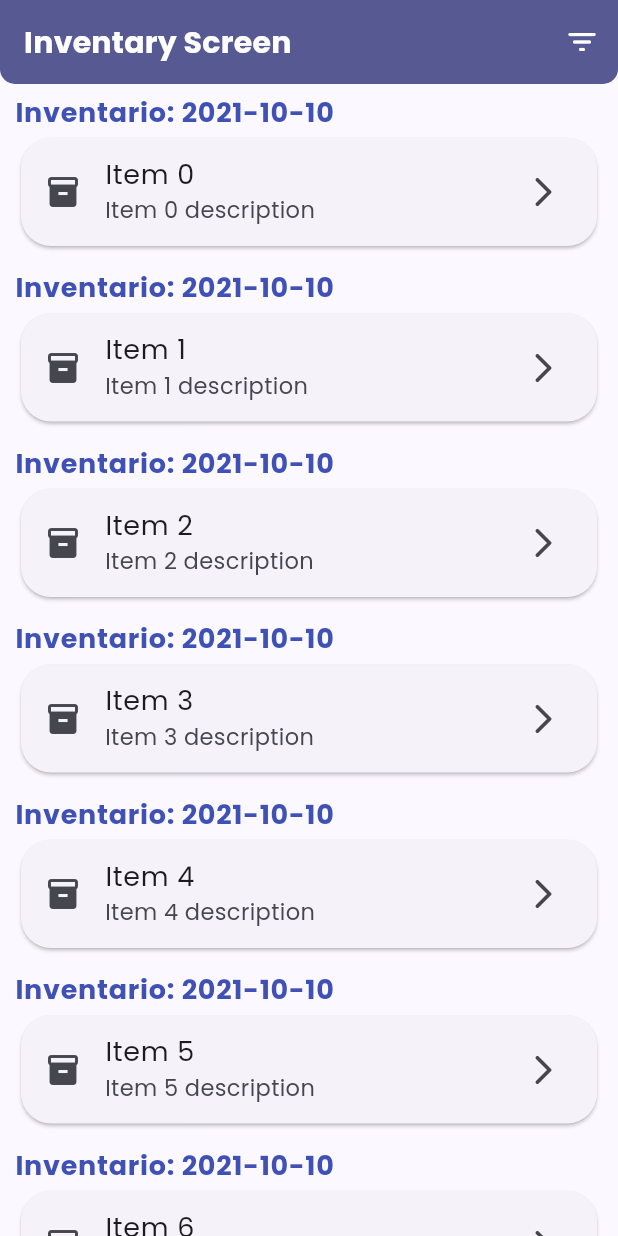
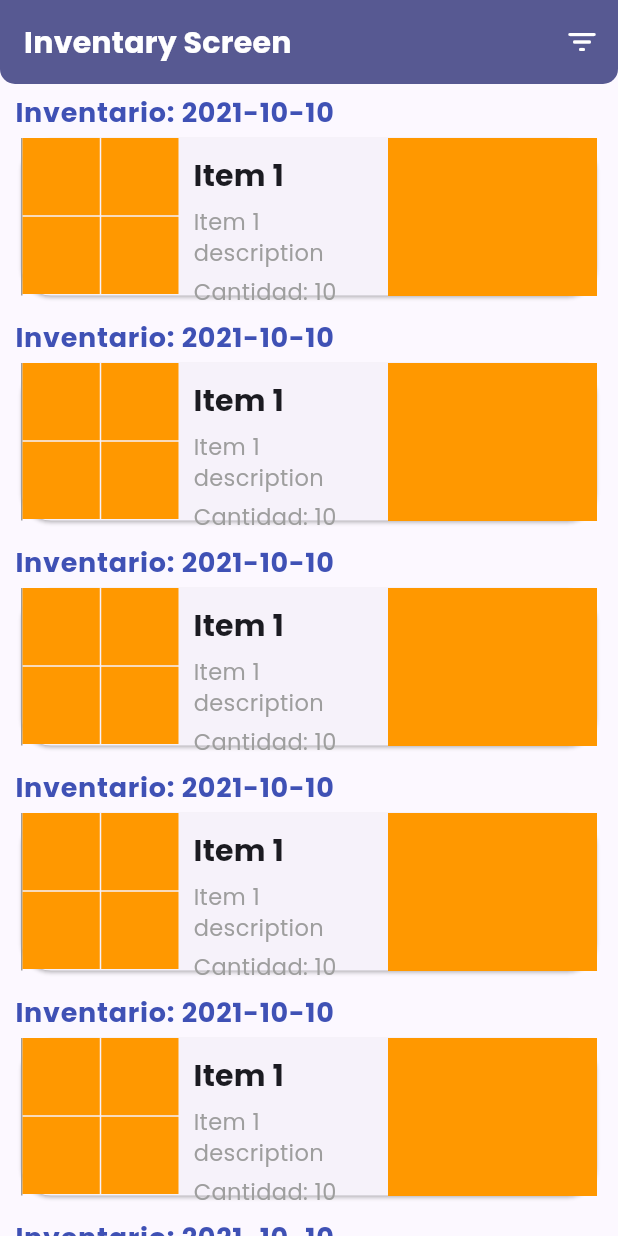
Before and after one commit to bytefz/products-app-gc, a Flutter app: the InventaryScreen screen opened by its route, on a phone screen of 412 x 824 dp. Run offline on Flutter 3.47's test engine with Material 2 defaults, Android fonts, the phone set to English and light mode, and no system bars; our stand-ins replace auto_size_text, flutter_dotenv, go_router, google_fonts.

Commit message:
Create Custom Card

```diff
--- a/lib/features/inventary/presentation/screens/inventary_screen.dart
+++ b/lib/features/inventary/presentation/screens/inventary_screen.dart
@@ -42,6 +42,8 @@ class _InventaryView extends StatelessWidget {
   Widget build(BuildContext context) {
     final textTheme = Theme.of(context).textTheme;
 
+    const double cardHeight = 105;
+
     return Padding(
       padding: const EdgeInsets.symmetric(horizontal: 10),
       child: ListView.builder(
@@ -64,15 +66,88 @@ class _InventaryView extends StatelessWidget {
                   shape: RoundedRectangleBorder(
                     borderRadius: BorderRadius.circular(20),
                   ),
-                  child: ListTile(
-                    shape: RoundedRectangleBorder(
-                      borderRadius: BorderRadius.circular(20),
+                  child: SizedBox(
+                    height: cardHeight,
+                    width: double.infinity,
+                    child: Row(
+                      children: [
+                        Container(
+                          width: cardHeight,
+                          decoration: const BoxDecoration(
+                            border: Border(
+                              left: BorderSide(
+                                color: Colors.grey,
+                                width: 1,
+                              ),
+                            ),
+                          ),
+                          child: GridView.builder(
+                            gridDelegate:
+                                const SliverGridDelegateWithFixedCrossAxisCount(
+                              crossAxisCount: 2,
+                              crossAxisSpacing: 1,
+                              mainAxisSpacing: 1,
+                            ),
+                            physics: const NeverScrollableScrollPhysics(),
+                            itemCount: 4,
+                            itemBuilder: (context, index) => Padding(
+                              padding: EdgeInsets.zero,
+                              child: Container(
+                                color: Colors.orange,
+                              ),
+                            ),
+                          ),
+                        ),
+                        Expanded(
+                          child: Padding(
+                            padding: const EdgeInsets.all(10),
+                            child: Column(
+                              crossAxisAlignment: CrossAxisAlignment.start,
+                              children: [
+                                Text(
+                                  'Item 1',
+                                  style: textTheme.titleMedium?.copyWith(
+                                    fontWeight: FontWeight.bold,
+                                  ),
+                                ),
+                                const SizedBox(height: 5),
+                                Text(
+                                  'Item 1 description',
+                                  style: textTheme.bodyMedium?.copyWith(
+                                    color: Colors.grey,
+                                  ),
+                                ),
+                                const SizedBox(height: 5),
+                                Text(
+                                  'Cantidad: 10',
+                                  style: textTheme.bodyMedium?.copyWith(
+                                    color: Colors.grey,
+                                  ),
+                                ),
+                              ],
+                            ),
+                          ),
+                        ),
+                        Expanded(
+                          child: GridView.builder(
+                            gridDelegate:
+                                const SliverGridDelegateWithFixedCrossAxisCount(
+                              crossAxisCount: 1,
+                              mainAxisSpacing: 3,
+                            ),
+                            // physics: const NeverScrollableScrollPhysics(),
+                            itemCount: 3,
+                            itemBuilder: (context, index) => Padding(
+                              padding: EdgeInsets.zero,
+                              child: Container(
+                                width: 30,
+                                color: Colors.orange,
+                              ),
+                            ),
+                          ),
+                        ),
+                      ],
                     ),
-                    leading: GridTile(child: const Icon(Icons.inventory)),
-                    title: Text('Item $index'),
-                    subtitle: Text('Item $index description'),
-                    trailing: const Icon(Icons.arrow_forward_ios_rounded),
-                    onTap: () {},
                   ),
                 ),
               ],
@@ -83,3 +158,49 @@ class _InventaryView extends StatelessWidget {
     );
   }
 }
+
+class _CardItem extends StatelessWidget {
+  const _CardItem({
+    super.key,
+  });
+
+  @override
+  Widget build(BuildContext context) {
+    return ListTile(
+      shape: RoundedRectangleBorder(
+        borderRadius: BorderRadius.circular(20),
+      ),
+      visualDensity: const VisualDensity(vertical: 4),
+      leading: Container(
+        width: 100,
+        decoration: const BoxDecoration(
+          border: Border(
+            right: BorderSide(
+              color: Colors.white,
+              width: 1,
+            ),
+          ),
+        ),
+        child: GridView.builder(
+          gridDelegate: const SliverGridDelegateWithFixedCrossAxisCount(
+            crossAxisCount: 2,
+            crossAxisSpacing: 1,
+            mainAxisSpacing: 1,
+          ),
+          physics: const NeverScrollableScrollPhysics(),
+          itemCount: 4,
+          itemBuilder: (context, index) => Padding(
+            padding: EdgeInsets.zero,
+            child: Container(
+              color: Colors.orange,
+            ),
+          ),
+        ),
+      ),
+      minLeadingWidth: 100,
+      title: Text('Item 2'),
+      subtitle: Text('Item 2 description'),
+      onTap: () {},
+    );
+  }
+}
```
